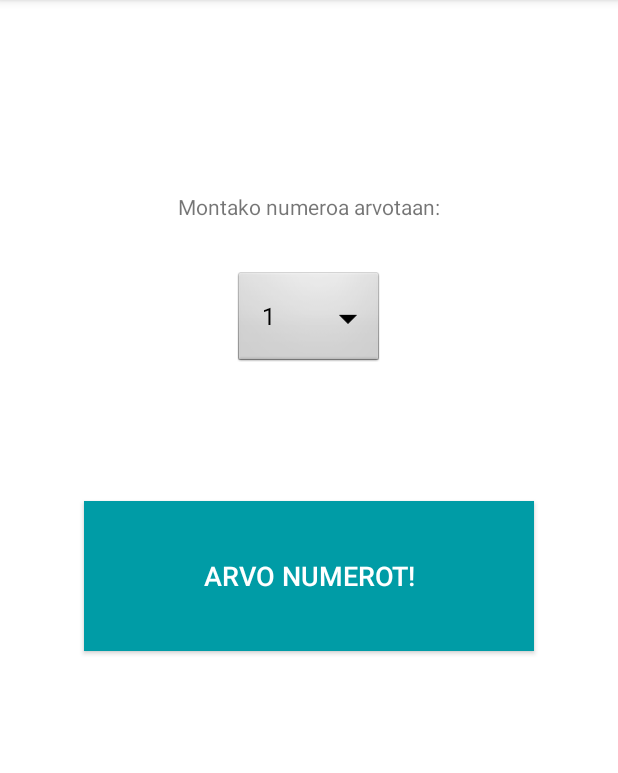
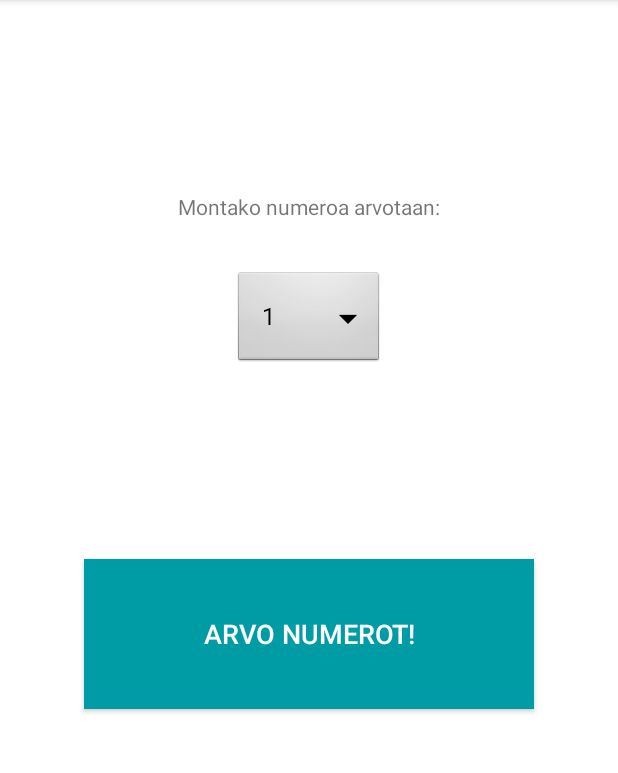
Before and after one commit to 0ranki/perjantaipullo, an Android app: the LotteryActivity screen opened directly, with no data from a screen before it, on a phone screen of 412 x 824 dp, the part 84-857 px from its top. Run offline under Robolectric (Android 15) with nearby library versions, the phone set to English and light mode, and no system bars.

Commit message:
v1.0, poistettu turha Bundle MainActivitysta, layout korjaus pienille resoluutioille

```diff
--- a/app/src/main/res/layout/activity_lottery.xml
+++ b/app/src/main/res/layout/activity_lottery.xml
@@ -50,5 +50,6 @@
         app:layout_constraintBottom_toBottomOf="parent"
         app:layout_constraintEnd_toEndOf="parent"
         app:layout_constraintStart_toStartOf="parent"
-        app:layout_constraintTop_toTopOf="parent" />
+        app:layout_constraintTop_toBottomOf="@+id/spinner_numers_to_generate"
+        app:layout_constraintVertical_bias="0.3" />
 </androidx.constraintlayout.widget.ConstraintLayout>
```
Also changed, not shown: app/src/main/java/org/oranki/perjantaipullo/MainActivity.java (+0 -9 lines).
